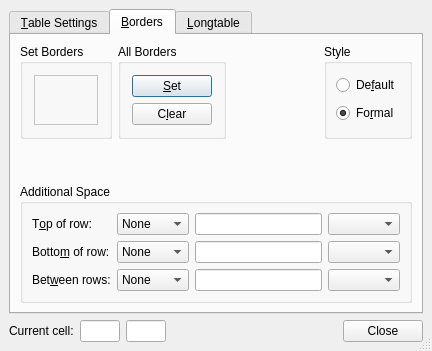
Before: the Qt Designer form src/frontends/qt4/ui/TabularUi.ui in rpavlik/lyx-lucid-backport, drawn with Qt 5.
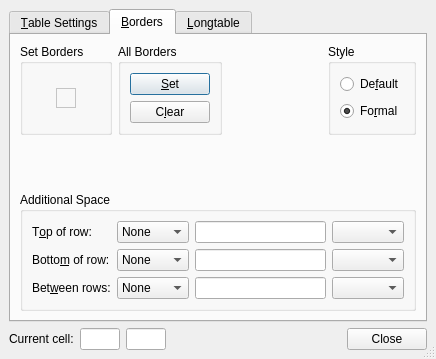
After: the same form once the commit is applied. The open tabs and pages were chosen to show the change. Custom widgets are drawn as their Qt base class.

The edit to the form file:
```diff
--- a/src/frontends/qt4/ui/TabularUi.ui
+++ b/src/frontends/qt4/ui/TabularUi.ui
@@ -8,8 +8,8 @@
    <rect>
     <x>0</x>
     <y>0</y>
-    <width>432</width>
-    <height>351</height>
+    <width>436</width>
+    <height>359</height>
    </rect>
   </property>
   <property name="windowTitle" >
@@ -251,7 +251,7 @@
            </property>
            <layout class="QGridLayout" >
             <property name="margin" >
-             <number>11</number>
+             <number>9</number>
             </property>
             <property name="spacing" >
              <number>6</number>
@@ -353,7 +353,7 @@
            </property>
            <layout class="QGridLayout" >
             <property name="margin" >
-             <number>11</number>
+             <number>9</number>
             </property>
             <property name="spacing" >
              <number>6</number>
@@ -362,8 +362,8 @@
              <widget class="QFrame" name="bordersF" >
               <property name="sizePolicy" >
                <sizepolicy>
-                <hsizetype>5</hsizetype>
-                <vsizetype>5</vsizetype>
+                <hsizetype>0</hsizetype>
+                <vsizetype>0</vsizetype>
                 <horstretch>0</horstretch>
                 <verstretch>0</verstretch>
                </sizepolicy>
@@ -371,265 +371,469 @@
               <property name="palette" >
                <palette>
                 <active>
-                 <color>
+                 <colorrole role="WindowText" >
+                  <brush brushstyle="SolidPattern" >
+                   <color alpha="255" >
                   <red>0</red>
                   <green>0</green>
                   <blue>0</blue>
                  </color>
-                 <color>
+                  </brush>
+                 </colorrole>
+                 <colorrole role="Button" >
+                  <brush brushstyle="SolidPattern" >
+                   <color alpha="255" >
                   <red>230</red>
                   <green>240</green>
                   <blue>249</blue>
                  </color>
-                 <color>
+                  </brush>
+                 </colorrole>
+                 <colorrole role="Light" >
+                  <brush brushstyle="SolidPattern" >
+                   <color alpha="255" >
                   <red>255</red>
                   <green>255</green>
                   <blue>255</blue>
                  </color>
-                 <color>
+                  </brush>
+                 </colorrole>
+                 <colorrole role="Midlight" >
+                  <brush brushstyle="SolidPattern" >
+                   <color alpha="255" >
                   <red>242</red>
                   <green>247</green>
                   <blue>252</blue>
                  </color>
-                 <color>
+                  </brush>
+                 </colorrole>
+                 <colorrole role="Dark" >
+                  <brush brushstyle="SolidPattern" >
+                   <color alpha="255" >
                   <red>115</red>
                   <green>120</green>
                   <blue>124</blue>
                  </color>
-                 <color>
+                  </brush>
+                 </colorrole>
+                 <colorrole role="Mid" >
+                  <brush brushstyle="SolidPattern" >
+                   <color alpha="255" >
                   <red>154</red>
                   <green>160</green>
                   <blue>166</blue>
                  </color>
-                 <color>
+                  </brush>
+                 </colorrole>
+                 <colorrole role="Text" >
+                  <brush brushstyle="SolidPattern" >
+                   <color alpha="255" >
                   <red>0</red>
                   <green>0</green>
                   <blue>0</blue>
                  </color>
-                 <color>
+                  </brush>
+                 </colorrole>
+                 <colorrole role="BrightText" >
+                  <brush brushstyle="SolidPattern" >
+                   <color alpha="255" >
                   <red>255</red>
                   <green>255</green>
                   <blue>255</blue>
                  </color>
-                 <color>
+                  </brush>
+                 </colorrole>
+                 <colorrole role="ButtonText" >
+                  <brush brushstyle="SolidPattern" >
+                   <color alpha="255" >
                   <red>0</red>
                   <green>0</green>
                   <blue>0</blue>
                  </color>
-                 <color>
+                  </brush>
+                 </colorrole>
+                 <colorrole role="Base" >
+                  <brush brushstyle="SolidPattern" >
+                   <color alpha="255" >
                   <red>255</red>
                   <green>255</green>
                   <blue>255</blue>
                  </color>
-                 <color>
+                  </brush>
+                 </colorrole>
+                 <colorrole role="Window" >
+                  <brush brushstyle="SolidPattern" >
+                   <color alpha="255" >
                   <red>255</red>
                   <green>255</green>
                   <blue>255</blue>
                  </color>
-                 <color>
+                  </brush>
+                 </colorrole>
+                 <colorrole role="Shadow" >
+                  <brush brushstyle="SolidPattern" >
+                   <color alpha="255" >
                   <red>0</red>
                   <green>0</green>
                   <blue>0</blue>
                  </color>
-                 <color>
+                  </brush>
+                 </colorrole>
+                 <colorrole role="Highlight" >
+                  <brush brushstyle="SolidPattern" >
+                   <color alpha="255" >
                   <red>16</red>
                   <green>145</green>
                   <blue>210</blue>
                  </color>
-                 <color>
+                  </brush>
+                 </colorrole>
+                 <colorrole role="HighlightedText" >
+                  <brush brushstyle="SolidPattern" >
+                   <color alpha="255" >
                   <red>255</red>
                   <green>255</green>
                   <blue>255</blue>
                  </color>
-                 <color>
+                  </brush>
+                 </colorrole>
+                 <colorrole role="Link" >
+                  <brush brushstyle="SolidPattern" >
+                   <color alpha="255" >
                   <red>0</red>
                   <green>0</green>
                   <blue>255</blue>
                  </color>
-                 <color>
+                  </brush>
+                 </colorrole>
+                 <colorrole role="LinkVisited" >
+                  <brush brushstyle="SolidPattern" >
+                   <color alpha="255" >
                   <red>255</red>
                   <green>0</green>
                   <blue>255</blue>
                  </color>
-                 <color>
+                  </brush>
+                 </colorrole>
+                 <colorrole role="AlternateBase" >
+                  <brush brushstyle="SolidPattern" >
+                   <color alpha="255" >
                   <red>232</red>
                   <green>232</green>
                   <blue>232</blue>
                  </color>
+                  </brush>
+                 </colorrole>
                 </active>
                 <inactive>
-                 <color>
+                 <colorrole role="WindowText" >
+                  <brush brushstyle="SolidPattern" >
+                   <color alpha="255" >
                   <red>0</red>
                   <green>0</green>
                   <blue>0</blue>
                  </color>
-                 <color>
+                  </brush>
+                 </colorrole>
+                 <colorrole role="Button" >
+                  <brush brushstyle="SolidPattern" >
+                   <color alpha="255" >
                   <red>230</red>
                   <green>240</green>
                   <blue>249</blue>
                  </color>
-                 <color>
+                  </brush>
+                 </colorrole>
+                 <colorrole role="Light" >
+                  <brush brushstyle="SolidPattern" >
+                   <color alpha="255" >
                   <red>255</red>
                   <green>255</green>
                   <blue>255</blue>
                  </color>
-                 <color>
+                  </brush>
+                 </colorrole>
+                 <colorrole role="Midlight" >
+                  <brush brushstyle="SolidPattern" >
+                   <color alpha="255" >
                   <red>255</red>
                   <green>255</green>
                   <blue>255</blue>
                  </color>
-                 <color>
+                  </brush>
+                 </colorrole>
+                 <colorrole role="Dark" >
+                  <brush brushstyle="SolidPattern" >
+                   <color alpha="255" >
                   <red>115</red>
                   <green>120</green>
                   <blue>124</blue>
                  </color>
-                 <color>
+                  </brush>
+                 </colorrole>
+                 <colorrole role="Mid" >
+                  <brush brushstyle="SolidPattern" >
+                   <color alpha="255" >
                   <red>154</red>
                   <green>160</green>
                   <blue>166</blue>
                  </color>
-                 <color>
+                  </brush>
+                 </colorrole>
+                 <colorrole role="Text" >
+                  <brush brushstyle="SolidPattern" >
+                   <color alpha="255" >
                   <red>0</red>
                   <green>0</green>
                   <blue>0</blue>
                  </color>
-                 <color>
+                  </brush>
+                 </colorrole>
+                 <colorrole role="BrightText" >
+                  <brush brushstyle="SolidPattern" >
+                   <color alpha="255" >
                   <red>255</red>
                   <green>255</green>
                   <blue>255</blue>
                  </color>
-                 <color>
+                  </brush>
+                 </colorrole>
+                 <colorrole role="ButtonText" >
+                  <brush brushstyle="SolidPattern" >
+                   <color alpha="255" >
                   <red>0</red>
                   <green>0</green>
                   <blue>0</blue>
                  </color>
-                 <color>
+                  </brush>
+                 </colorrole>
+                 <colorrole role="Base" >
+                  <brush brushstyle="SolidPattern" >
+                   <color alpha="255" >
                   <red>255</red>
                   <green>255</green>
                   <blue>255</blue>
                  </color>
-                 <color>
+                  </brush>
+                 </colorrole>
+                 <colorrole role="Window" >
+                  <brush brushstyle="SolidPattern" >
+                   <color alpha="255" >
                   <red>255</red>
                   <green>255</green>
                   <blue>255</blue>
                  </color>
-                 <color>
+                  </brush>
+                 </colorrole>
+                 <colorrole role="Shadow" >
+                  <brush brushstyle="SolidPattern" >
+                   <color alpha="255" >
                   <red>0</red>
                   <green>0</green>
                   <blue>0</blue>
                  </color>
-                 <color>
+                  </brush>
+                 </colorrole>
+                 <colorrole role="Highlight" >
+                  <brush brushstyle="SolidPattern" >
+                   <color alpha="255" >
                   <red>16</red>
                   <green>145</green>
                   <blue>210</blue>
                  </color>
-                 <color>
+                  </brush>
+                 </colorrole>
+                 <colorrole role="HighlightedText" >
+                  <brush brushstyle="SolidPattern" >
+                   <color alpha="255" >
                   <red>255</red>
                   <green>255</green>
                   <blue>255</blue>
                  </color>
-                 <color>
+                  </brush>
+                 </colorrole>
+                 <colorrole role="Link" >
+                  <brush brushstyle="SolidPattern" >
+                   <color alpha="255" >
                   <red>0</red>
                   <green>0</green>
                   <blue>255</blue>
                  </color>
-                 <color>
+                  </brush>
+                 </colorrole>
+                 <colorrole role="LinkVisited" >
+                  <brush brushstyle="SolidPattern" >
+                   <color alpha="255" >
                   <red>255</red>
                   <green>0</green>
                   <blue>255</blue>
                  </color>
-                 <color>
+                  </brush>
+                 </colorrole>
+                 <colorrole role="AlternateBase" >
+                  <brush brushstyle="SolidPattern" >
+                   <color alpha="255" >
                   <red>232</red>
                   <green>232</green>
                   <blue>232</blue>
                  </color>
+                  </brush>
+                 </colorrole>
                 </inactive>
                 <disabled>
-                 <color>
+                 <colorrole role="WindowText" >
+                  <brush brushstyle="SolidPattern" >
+                   <color alpha="255" >
                   <red>128</red>
                   <green>128</green>
                   <blue>128</blue>
                  </color>
-                 <color>
+                  </brush>
+                 </colorrole>
+                 <colorrole role="Button" >
+                  <brush brushstyle="SolidPattern" >
+                   <color alpha="255" >
                   <red>230</red>
                   <green>240</green>
                   <blue>249</blue>
                  </color>
-                 <color>
+                  </brush>
+                 </colorrole>
+                 <colorrole role="Light" >
+                  <brush brushstyle="SolidPattern" >
+                   <color alpha="255" >
                   <red>255</red>
                   <green>255</green>
                   <blue>255</blue>
                  </color>
-                 <color>
+                  </brush>
+                 </colorrole>
+                 <colorrole role="Midlight" >
+                  <brush brushstyle="SolidPattern" >
+                   <color alpha="255" >
                   <red>255</red>
                   <green>255</green>
                   <blue>255</blue>
                  </color>
-                 <color>
+                  </brush>
+                 </colorrole>
+                 <colorrole role="Dark" >
+                  <brush brushstyle="SolidPattern" >
+                   <color alpha="255" >
                   <red>115</red>
                   <green>120</green>
                   <blue>124</blue>
                  </color>
-                 <color>
+                  </brush>
+                 </colorrole>
+                 <colorrole role="Mid" >
+                  <brush brushstyle="SolidPattern" >
+                   <color alpha="255" >
                   <red>154</red>
                   <green>160</green>
                   <blue>166</blue>
                  </color>
-                 <color>
+                  </brush>
+                 </colorrole>
+                 <colorrole role="Text" >
+                  <brush brushstyle="SolidPattern" >
+                   <color alpha="255" >
                   <red>0</red>
                   <green>0</green>
                   <blue>0</blue>
                  </color>
-                 <color>
+                  </brush>
+                 </colorrole>
+                 <colorrole role="BrightText" >
+                  <brush brushstyle="SolidPattern" >
+                   <color alpha="255" >
                   <red>255</red>
                   <green>255</green>
                   <blue>255</blue>
                  </color>
-                 <color>
+                  </brush>
+                 </colorrole>
+                 <colorrole role="ButtonText" >
+                  <brush brushstyle="SolidPattern" >
+                   <color alpha="255" >
                   <red>128</red>
                   <green>128</green>
                   <blue>128</blue>
                  </color>
-                 <color>
+                  </brush>
+                 </colorrole>
+                 <colorrole role="Base" >
+                  <brush brushstyle="SolidPattern" >
+                   <color alpha="255" >
                   <red>255</red>
                   <green>255</green>
                   <blue>255</blue>
                  </color>
-                 <color>
+                  </brush>
+                 </colorrole>
+                 <colorrole role="Window" >
+                  <brush brushstyle="SolidPattern" >
+                   <color alpha="255" >
                   <red>255</red>
                   <green>255</green>
                   <blue>255</blue>
                  </color>
-                 <color>
+                  </brush>
+                 </colorrole>
+                 <colorrole role="Shadow" >
+                  <brush brushstyle="SolidPattern" >
+                   <color alpha="255" >
                   <red>0</red>
                   <green>0</green>
                   <blue>0</blue>
                  </color>
-                 <color>
+                  </brush>
+                 </colorrole>
+                 <colorrole role="Highlight" >
+                  <brush brushstyle="SolidPattern" >
+                   <color alpha="255" >
                   <red>16</red>
                   <green>145</green>
                   <blue>210</blue>
                  </color>
-                 <color>
+                  </brush>
+                 </colorrole>
+                 <colorrole role="HighlightedText" >
+                  <brush brushstyle="SolidPattern" >
+                   <color alpha="255" >
                   <red>255</red>
                   <green>255</green>
                   <blue>255</blue>
                  </color>
-                 <color>
+                  </brush>
+                 </colorrole>
+                 <colorrole role="Link" >
+                  <brush brushstyle="SolidPattern" >
+                   <color alpha="255" >
                   <red>0</red>
                   <green>0</green>
                   <blue>255</blue>
                  </color>
-                 <color>
+                  </brush>
+                 </colorrole>
+                 <colorrole role="LinkVisited" >
+                  <brush brushstyle="SolidPattern" >
+                   <color alpha="255" >
                   <red>255</red>
                   <green>0</green>
                   <blue>255</blue>
                  </color>
-                 <color>
+                  </brush>
+                 </colorrole>
+                 <colorrole role="AlternateBase" >
+                  <brush brushstyle="SolidPattern" >
+                   <color alpha="255" >
                   <red>232</red>
                   <green>232</green>
                   <blue>232</blue>
                  </color>
+                  </brush>
+                 </colorrole>
                 </disabled>
                </palette>
               </property>
@@ -641,7 +845,7 @@
               </property>
               <layout class="QGridLayout" >
                <property name="margin" >
-                <number>3</number>
+                <number>9</number>
                </property>
                <property name="spacing" >
                 <number>6</number>
@@ -650,8 +854,8 @@
                 <widget class="QSetBorder" name="borders" >
                  <property name="sizePolicy" >
                   <sizepolicy>
-                   <hsizetype>1</hsizetype>
-                   <vsizetype>1</vsizetype>
+                   <hsizetype>0</hsizetype>
+                   <vsizetype>0</vsizetype>
                    <horstretch>0</horstretch>
                    <verstretch>0</verstretch>
                   </sizepolicy>
@@ -1057,7 +1261,7 @@
       <widget class="QLineEdit" name="tabularRowED" >
        <property name="sizePolicy" >
         <sizepolicy>
-         <hsizetype>1</hsizetype>
+         <hsizetype>0</hsizetype>
          <vsizetype>0</vsizetype>
          <horstretch>0</horstretch>
          <verstretch>0</verstretch>
@@ -1081,7 +1285,7 @@
       <widget class="QLineEdit" name="tabularColumnED" >
        <property name="sizePolicy" >
         <sizepolicy>
-         <hsizetype>1</hsizetype>
+         <hsizetype>0</hsizetype>
          <vsizetype>0</vsizetype>
          <horstretch>0</horstretch>
          <verstretch>0</verstretch>
@@ -1121,7 +1325,7 @@
       <widget class="QPushButton" name="closePB" >
        <property name="sizePolicy" >
         <sizepolicy>
-         <hsizetype>1</hsizetype>
+         <hsizetype>0</hsizetype>
          <vsizetype>0</vsizetype>
          <horstretch>0</horstretch>
          <verstretch>0</verstretch>
```
Left out of the diff: 218 changed lines with no effect on the pictures. Lines whose indentation alone changed are shown as unchanged.
